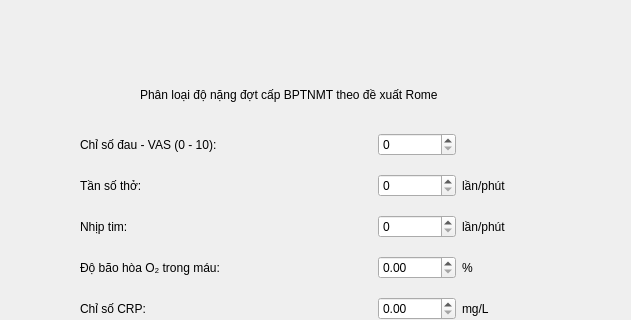
Old version of the form interface/main_ui.ui in the repository tanmaivan/COPD-Diagnosis-Expert-System; both pictures show x 220 to 851 and y 0 to 320 of the 1295 by 808 pixel window.
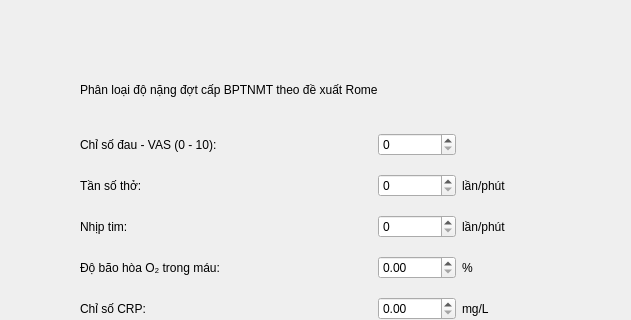
New version of the form. The open tabs and pages were chosen to show the change. Icons and pictures are not drawn.

The edit to the form file:
```diff
--- a/interface/main_ui.ui
+++ b/interface/main_ui.ui
@@ -2722,10 +2722,10 @@
        <widget class="QLabel" name="label_78">
         <property name="geometry">
          <rect>
-          <x>160</x>
+          <x>100</x>
           <y>49</y>
-          <width>361</width>
-          <height>91</height>
+          <width>471</width>
+          <height>81</height>
          </rect>
         </property>
         <property name="text">
```
Left out of the diff: 4 changed lines with no effect on the pictures.
